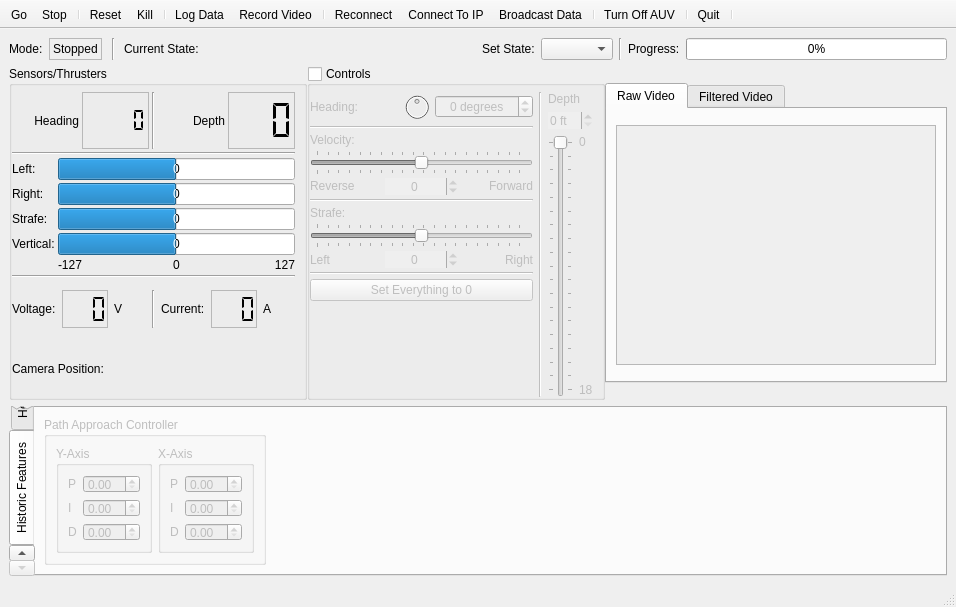
First picture: the form in dashboard/dashboard.ui, repository mtboswell/mtboswell-auvc2, before the edit.
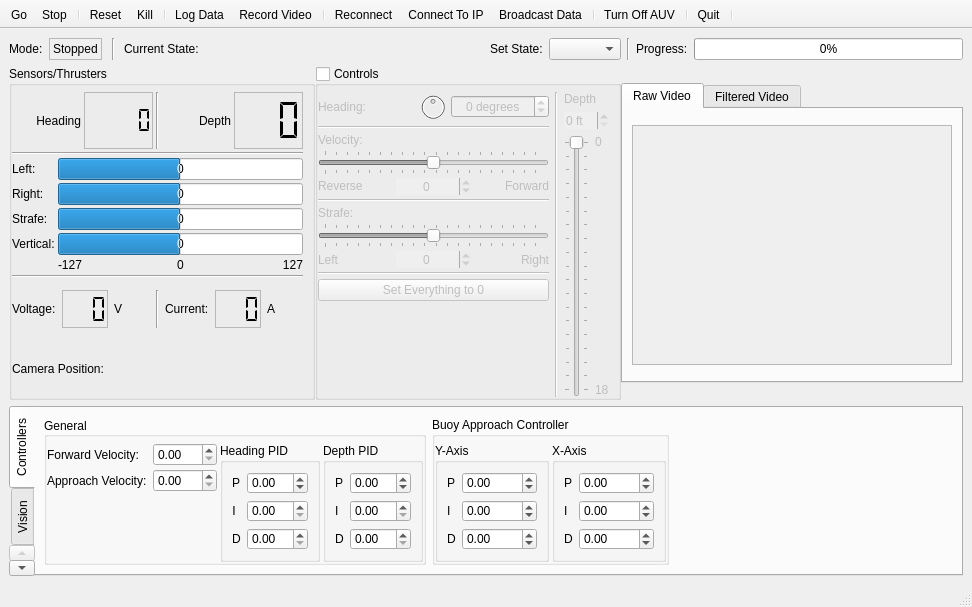
Second picture: the form after the edit. The open tabs and pages were chosen to show the change. Icons and pictures are not drawn.

Commit message: Fixed several dashboard issues (now compiles on Windows); Adjusted video streaming;

Patch:
```diff
--- a/dashboard/dashboard.ui
+++ b/dashboard/dashboard.ui
@@ -7,7 +7,7 @@
    <rect>
     <x>0</x>
     <y>0</y>
-    <width>956</width>
+    <width>972</width>
     <height>607</height>
    </rect>
   </property>
@@ -1915,197 +1915,6 @@
         </item>
        </layout>
       </widget>
-      <widget class="QWidget" name="tab_3">
-       <attribute name="title">
-        <string>Heading</string>
-       </attribute>
-       <layout class="QHBoxLayout" name="horizontalLayout_12">
-        <item>
-         <widget class="QGraphicsView" name="headingGraphicsView">
-          <property name="enabled">
-           <bool>true</bool>
-          </property>
-          <property name="sizePolicy">
-           <sizepolicy hsizetype="Minimum" vsizetype="Minimum">
-            <horstretch>0</horstretch>
-            <verstretch>0</verstretch>
-           </sizepolicy>
-          </property>
-          <property name="autoFillBackground">
-           <bool>true</bool>
-          </property>
-          <property name="frameShape">
-           <enum>QFrame::NoFrame</enum>
-          </property>
-          <property name="frameShadow">
-           <enum>QFrame::Plain</enum>
-          </property>
-          <property name="backgroundBrush">
-           <brush brushstyle="NoBrush">
-            <color alpha="255">
-             <red>230</red>
-             <green>230</green>
-             <blue>255</blue>
-            </color>
-           </brush>
-          </property>
-          <property name="interactive">
-           <bool>true</bool>
-          </property>
-         </widget>
-        </item>
-        <item>
-         <spacer name="horizontalSpacer_6">
-          <property name="orientation">
-           <enum>Qt::Horizontal</enum>
-          </property>
-          <property name="sizeHint" stdset="0">
-           <size>
-            <width>40</width>
-            <height>20</height>
-           </size>
-          </property>
-         </spacer>
-        </item>
-       </layout>
-      </widget>
-      <widget class="QWidget" name="tab_2">
-       <attribute name="title">
-        <string>Historic Features</string>
-       </attribute>
-       <layout class="QHBoxLayout" name="horizontalLayout_16">
-        <item>
-         <widget class="QGroupBox" name="groupBox_9">
-          <property name="enabled">
-           <bool>false</bool>
-          </property>
-          <property name="title">
-           <string>Path Approach Controller</string>
-          </property>
-          <layout class="QHBoxLayout" name="horizontalLayout_3">
-           <item>
-            <widget class="QGroupBox" name="groupBox_10">
-             <property name="title">
-              <string>Y-Axis</string>
-             </property>
-             <layout class="QFormLayout" name="formLayout_8">
-              <item row="0" column="0">
-               <widget class="QLabel" name="depthPGainLabel_3">
-                <property name="text">
-                 <string>P</string>
-                </property>
-               </widget>
-              </item>
-              <item row="1" column="0">
-               <widget class="QLabel" name="depthIGainLabel_3">
-                <property name="text">
-                 <string>I</string>
-                </property>
-               </widget>
-              </item>
-              <item row="2" column="0">
-               <widget class="QLabel" name="depthDGainLabel_3">
-                <property name="text">
-                 <string>D</string>
-                </property>
-               </widget>
-              </item>
-              <item row="0" column="1">
-               <widget class="QDoubleSpinBox" name="pathYPGainSpinBox">
-                <property name="singleStep">
-                 <double>0.010000000000000</double>
-                </property>
-               </widget>
-              </item>
-              <item row="1" column="1">
-               <widget class="QDoubleSpinBox" name="pathYIGainSpinBox">
-                <property name="singleStep">
-                 <double>0.010000000000000</double>
-                </property>
-               </widget>
-              </item>
-              <item row="2" column="1">
-               <widget class="QDoubleSpinBox" name="pathYDGainSpinBox">
-                <property name="singleStep">
-                 <double>0.010000000000000</double>
-                </property>
-               </widget>
-              </item>
-             </layout>
-            </widget>
-           </item>
-           <item>
-            <widget class="QGroupBox" name="groupBox_11">
-             <property name="title">
-              <string>X-Axis</string>
-             </property>
-             <layout class="QFormLayout" name="formLayout_9">
-              <property name="fieldGrowthPolicy">
-               <enum>QFormLayout::AllNonFixedFieldsGrow</enum>
-              </property>
-              <item row="0" column="0">
-               <widget class="QLabel" name="headingPGainLabel_3">
-                <property name="text">
-                 <string>P</string>
-                </property>
-               </widget>
-              </item>
-              <item row="0" column="1">
-               <widget class="QDoubleSpinBox" name="pathHeadingPGainSpinBox">
-                <property name="singleStep">
-                 <double>0.010000000000000</double>
-                </property>
-               </widget>
-              </item>
-              <item row="1" column="0">
-               <widget class="QLabel" name="headingIGainLabel_3">
-                <property name="text">
-                 <string>I</string>
-                </property>
-               </widget>
-              </item>
-              <item row="1" column="1">
-               <widget class="QDoubleSpinBox" name="pathHeadingIGainSpinBox">
-                <property name="singleStep">
-                 <double>0.010000000000000</double>
-                </property>
-               </widget>
-              </item>
-              <item row="2" column="0">
-               <widget class="QLabel" name="headingDGainLabel_3">
-                <property name="text">
-                 <string>D</string>
-                </property>
-               </widget>
-              </item>
-              <item row="2" column="1">
-               <widget class="QDoubleSpinBox" name="pathHeadingDGainSpinBox">
-                <property name="singleStep">
-                 <double>0.010000000000000</double>
-                </property>
-               </widget>
-              </item>
-             </layout>
-            </widget>
-           </item>
-          </layout>
-         </widget>
-        </item>
-        <item>
-         <spacer name="horizontalSpacer_5">
-          <property name="orientation">
-           <enum>Qt::Horizontal</enum>
-          </property>
-          <property name="sizeHint" stdset="0">
-           <size>
-            <width>40</width>
-            <height>20</height>
-           </size>
-          </property>
-         </spacer>
-        </item>
-       </layout>
-      </widget>
      </widget>
     </item>
    </layout>
```
Left out of the diff: 14 changed lines with no effect on the pictures. The commit also changes 8 other files.
